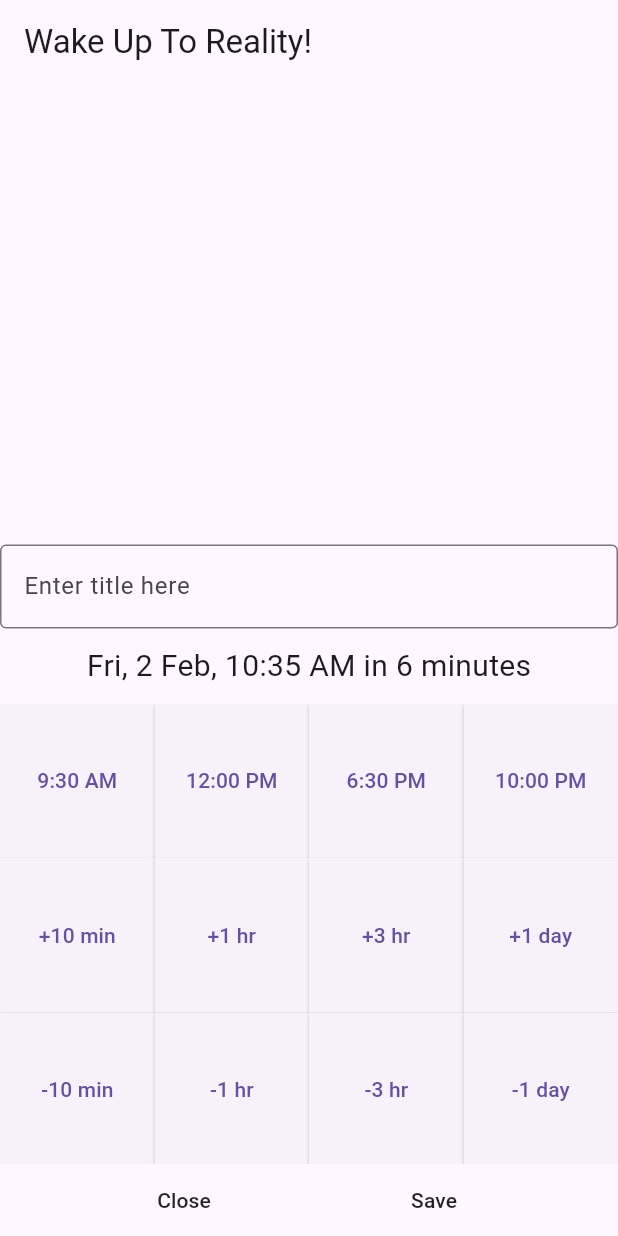
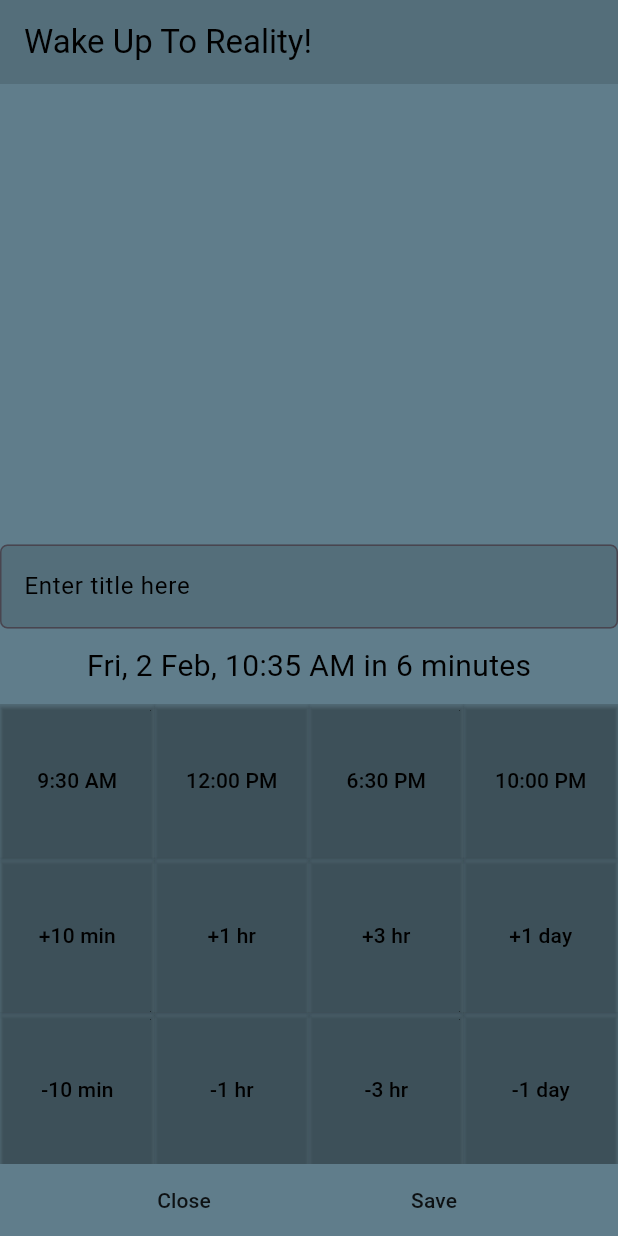
Before and after one commit to ThisIsSidam/rem-reminds-you, a Flutter app: the screen it shows after launch, after a tap on the "add" icon, on a phone screen of 412 x 824 dp. Run offline on Flutter 3.47's test engine with Material 3 defaults, Android fonts, the phone set to English and light mode, and no system bars; our stand-ins replace hive_flutter; accounts and stored records are empty.

Commit message:
Did some styling
Added app_theme.dart file in data folder.

Added some colors to the app which are sure to be changed in the future.

```diff
--- /dev/null
+++ b/lib/data/app_theme.dart
@@ -0,0 +1,8 @@
+
+import 'package:flutter/material.dart';
+
+class AppTheme {
+  static Color backgroundColor = Colors.blueGrey;
+  static Color primaryColor = Colors.black12;
+  static Color textOnPrimary = Colors.black;
+}
--- a/lib/main.dart
+++ b/lib/main.dart
@@ -1,5 +1,6 @@
 import 'package:flutter/material.dart';
 import 'package:hive_flutter/hive_flutter.dart';
+import 'package:nagger/data/app_theme.dart';
 
 import 'package:nagger/pages/home_page.dart';
 import 'package:nagger/utils/reminder.dart';
@@ -20,8 +21,9 @@ class MyApp extends StatelessWidget {
 
   @override
   Widget build(BuildContext context) {
-    return const MaterialApp(
-      home: HomePage(),
+    return MaterialApp(
+      home: const HomePage(),
+      theme: ThemeData(scaffoldBackgroundColor: AppTheme.backgroundColor),
     );
   }
 }
--- a/lib/pages/home_page.dart
+++ b/lib/pages/home_page.dart
@@ -1,4 +1,5 @@
 import 'package:flutter/material.dart';
+import 'package:nagger/data/app_theme.dart';
 import 'package:nagger/data/reminders_data.dart';
 import 'package:nagger/pages/reminder_page.dart';
 import 'package:nagger/utils/reminder.dart';
@@ -40,12 +41,20 @@ class _HomePageState extends State<HomePage> {
   Widget build(BuildContext context) {
     return Scaffold(
       appBar: AppBar(
-        title: const Text("Nagger"),
-        backgroundColor: Colors.black26,
+        title: Text(
+          "Nagger",
+          style: TextStyle(
+            color: AppTheme.textOnPrimary
+          ),
+          ),
+        backgroundColor: AppTheme.primaryColor,
         actions: [
           IconButton(
             onPressed: () => refreshPage(),
-            icon: const Icon(Icons.refresh)
+            icon: Icon(
+              Icons.refresh,
+              color: AppTheme.textOnPrimary,
+            )
           )
         ]
       ),
@@ -59,7 +68,7 @@ class _HomePageState extends State<HomePage> {
         }
       ),
       floatingActionButton: FloatingActionButton(
-        child: const Icon(Icons.add),
+        backgroundColor: AppTheme.primaryColor,
         onPressed: () {
           Navigator.push(
             context,
@@ -72,7 +81,11 @@ class _HomePageState extends State<HomePage> {
               ))
             )
           );
-        }
+        },
+        child: Icon(
+          Icons.add,
+          color: AppTheme.textOnPrimary,
+        )
       ),
     );
   }
--- a/lib/pages/reminder_page.dart
+++ b/lib/pages/reminder_page.dart
@@ -1,4 +1,5 @@
 import 'package:flutter/material.dart';
+import 'package:nagger/data/app_theme.dart';
 import 'package:nagger/data/reminders_data.dart';
 import 'package:nagger/utils/reminder.dart';
 import 'package:nagger/utils/time_buttons.dart';
@@ -100,8 +101,13 @@ class _ReminderPageState extends State<ReminderPage> {
   Widget build(BuildContext context) {
     return Scaffold(
       appBar: AppBar(
-        title: Text(widget.thisReminder.title ?? "Wake Up To Reality!"),
+        title: Text(
+          widget.thisReminder.title ?? "Wake Up To Reality!",
+          style: TextStyle(
+            color: AppTheme.textOnPrimary
+        ),),
         automaticallyImplyLeading: false,
+        backgroundColor: AppTheme.primaryColor,
       ),
       body: SizedBox(
         child: Column(
@@ -112,9 +118,20 @@ class _ReminderPageState extends State<ReminderPage> {
             SizedBox(
               child: TextFormField(
                 controller: titleController,
-                decoration: const InputDecoration(
+                style: TextStyle(
+                  color: AppTheme.textOnPrimary
+                ),
+                decoration: InputDecoration(
                   hintText: "Enter title here",
-                  border: OutlineInputBorder()
+                  hintStyle: TextStyle(
+                    color: AppTheme.textOnPrimary
+                  ),
+                  border: OutlineInputBorder(
+                    borderRadius: const BorderRadius.all(Radius.circular(5)),
+                    borderSide: BorderSide(color: AppTheme.textOnPrimary)
+                  ),
+                  fillColor: AppTheme.primaryColor,
+                  filled: true
                 ),
               ),
             ),
@@ -123,7 +140,8 @@ class _ReminderPageState extends State<ReminderPage> {
               child: Center(
                 child: Text(
                   "${widget.thisReminder.getDateTimeAsStr()} ${widget.thisReminder.getDiff()}",
-                  style: const TextStyle(
+                  style: TextStyle(
+                    color: AppTheme.textOnPrimary,
                     fontSize: 20,
                   ),
                 ),
--- a/lib/utils/time_buttons.dart
+++ b/lib/utils/time_buttons.dart
@@ -1,4 +1,5 @@
 import 'package:flutter/material.dart';
+import 'package:nagger/data/app_theme.dart';
 
 class TimeEditButton extends StatelessWidget {
   final Duration editDuration;
@@ -6,7 +7,7 @@ class TimeEditButton extends StatelessWidget {
 
   const TimeEditButton({
     super.key,
-    this.editDuration= const Duration(minutes: 0),
+    required this.editDuration,
     required this.editTime
   });
 
@@ -40,6 +41,8 @@ class TimeEditButton extends StatelessWidget {
     return ElevatedButton(
       onPressed: () => editTime(editDuration),
       style: ElevatedButton.styleFrom(
+        backgroundColor: AppTheme.primaryColor,
+        foregroundColor: AppTheme.textOnPrimary,
         padding: const EdgeInsets.all(0),
         shape: RoundedRectangleBorder(
           borderRadius: BorderRadius.circular(0)
@@ -56,7 +59,7 @@ class TimeSetButton extends StatelessWidget {
   final ValueChanged<String> setTime;
   const TimeSetButton({
     super.key,
-    this.time = "00:00",
+    required this.time,
     required this.setTime
   });
 
@@ -65,6 +68,8 @@ class TimeSetButton extends StatelessWidget {
     return ElevatedButton(
       onPressed: () => setTime(time),
       style: ElevatedButton.styleFrom(
+        backgroundColor: AppTheme.primaryColor,
+        foregroundColor: AppTheme.textOnPrimary,
         padding: const EdgeInsets.all(0),
         shape: RoundedRectangleBorder(
           borderRadius: BorderRadius.circular(0)
```
Also changed, not shown: lib/utils/reminder_tile.dart (+24 -23 lines).
